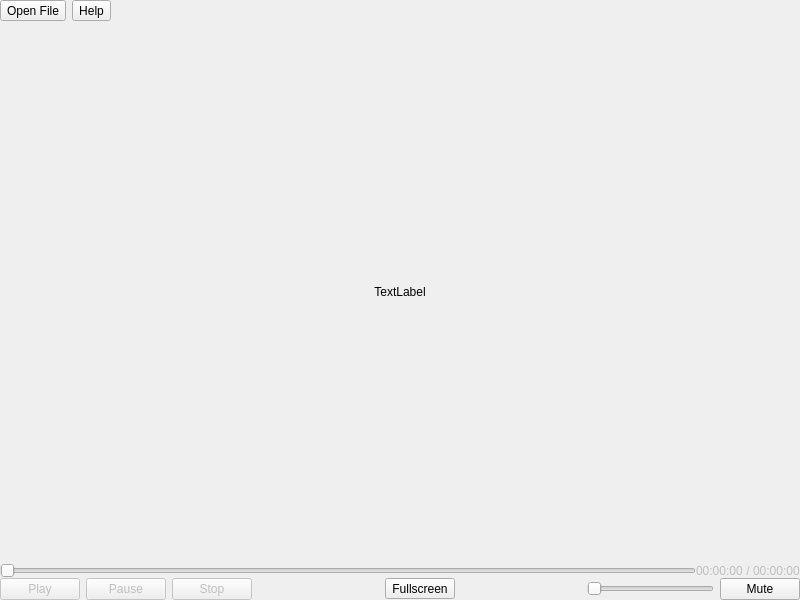
Qt form src/player/player.ui (vkohaupt/vokoscreenNG) before a commit.
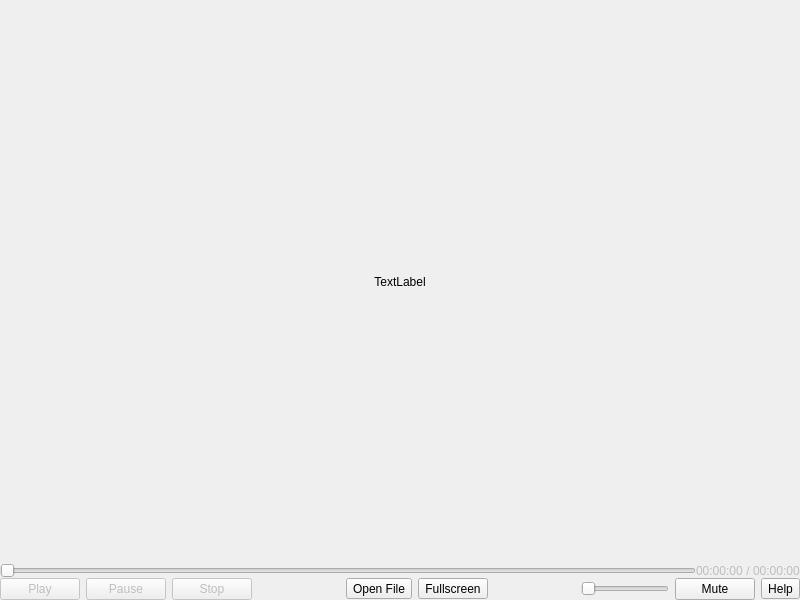
The same form after that commit.

Patch:
```diff
--- a/src/player/player.ui
+++ b/src/player/player.ui
@@ -13,7 +13,7 @@
   <property name="windowTitle">
    <string notr="true"/>
   </property>
-  <layout class="QVBoxLayout" name="verticalLayout" stretch="0,1,0">
+  <layout class="QVBoxLayout" name="verticalLayout" stretch="1,0">
    <property name="spacing">
     <number>0</number>
    </property>
@@ -29,54 +29,6 @@
    <property name="bottomMargin">
     <number>0</number>
    </property>
-   <item>
-    <widget class="QWidget" name="widgetToolBar" native="true">
-     <layout class="QHBoxLayout" name="horizontalLayout_4">
-      <property name="leftMargin">
-       <number>0</number>
-      </property>
-      <property name="topMargin">
-       <number>0</number>
-      </property>
-      <property name="rightMargin">
-       <number>0</number>
-      </property>
-      <property name="bottomMargin">
-       <number>0</number>
-      </property>
-      <item>
-       <widget class="QToolButton" name="toolButtonOpenFile">
-        <property name="toolTip">
-         <string>Open File</string>
-        </property>
-        <property name="text">
-         <string notr="true">Open File</string>
-        </property>
-       </widget>
-      </item>
-      <item>
-       <widget class="QToolButton" name="toolButtonHelpPlayer">
-        <property name="text">
-         <string notr="true">Help</string>
-        </property>
-       </widget>
-      </item>
-      <item>
-       <spacer name="horizontalSpacer_4">
-        <property name="orientation">
-         <enum>Qt::Horizontal</enum>
-        </property>
-        <property name="sizeHint" stdset="0">
-         <size>
-          <width>40</width>
-          <height>20</height>
-         </size>
-        </property>
-       </spacer>
-      </item>
-     </layout>
-    </widget>
-   </item>
    <item>
     <widget class="QFrame" name="framePlayer">
      <property name="sizePolicy">
@@ -282,6 +234,16 @@
               </property>
              </spacer>
             </item>
+            <item>
+             <widget class="QToolButton" name="toolButtonOpenFile">
+              <property name="toolTip">
+               <string>Open File</string>
+              </property>
+              <property name="text">
+               <string notr="true">Open File</string>
+              </property>
+             </widget>
+            </item>
             <item>
              <widget class="QToolButton" name="toolButtonFullscreen">
               <property name="text">
@@ -316,6 +278,13 @@
               </property>
              </widget>
             </item>
+            <item>
+             <widget class="QToolButton" name="toolButtonHelpPlayer">
+              <property name="text">
+               <string notr="true">Help</string>
+              </property>
+             </widget>
+            </item>
            </layout>
           </widget>
          </item>
```
